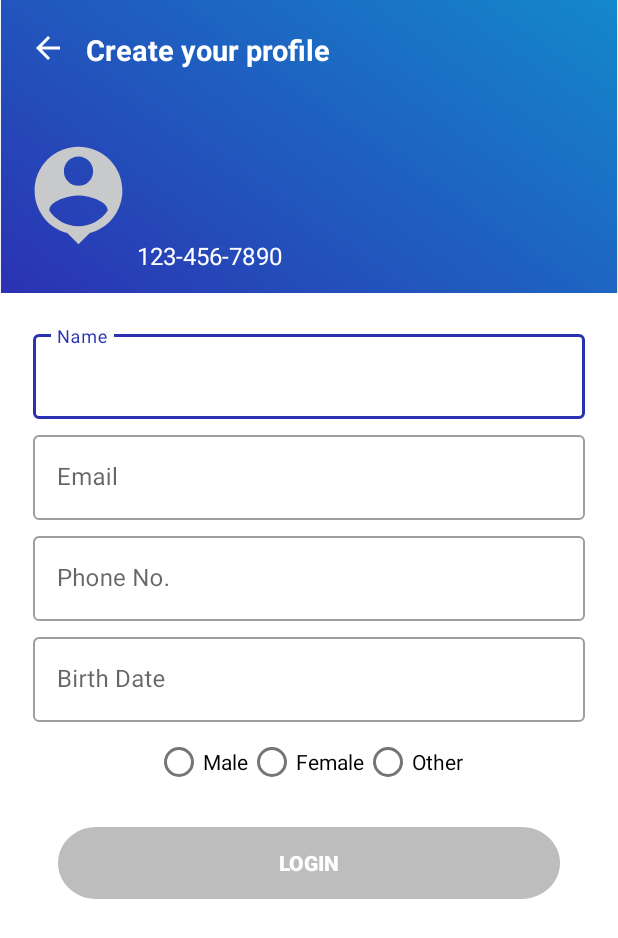
After one commit to Soumyaguddu/Zumerapp, an Android app: the AddPersonActivity screen opened directly, with no data from a screen before it, on a phone screen of 412 x 824 dp. The commit adds this screen. Shown: the top 938 px of the screen. Run offline under Robolectric (Android 15) with nearby library versions, the phone set to English and light mode, and no system bars; our stand-ins replace sdp/ssp sizes.

Commit message:
Initial Commit

```diff
--- /dev/null
+++ b/app/src/main/java/com/gozipp/zumer/AddPersonActivity.kt
@@ -0,0 +1,106 @@
+package com.gozipp.zumer
+
+import android.app.DatePickerDialog
+import android.os.Bundle
+import android.text.Editable
+import android.text.TextWatcher
+import com.gozipp.zumer.databinding.ActivityAddPersonBinding
+import java.util.*
+
+class AddPersonActivity : BaseActivity() {
+    private lateinit var binding: ActivityAddPersonBinding
+    override fun onCreate(savedInstanceState: Bundle?) {
+        super.onCreate(savedInstanceState)
+        binding = ActivityAddPersonBinding.inflate(layoutInflater)
+        setContentView(binding.root)
+        setData()
+
+    }
+
+    private fun setData() {
+        val editTextList = listOf(
+            binding.etName,
+            binding.etEmail,
+            binding.etPhone,
+            binding.etDateOfBirth
+        )
+
+
+        for (i in editTextList.indices) {
+            editTextList[i].addTextChangedListener(object : TextWatcher {
+                override fun beforeTextChanged(
+                    s: CharSequence?,
+                    start: Int,
+                    count: Int,
+                    after: Int
+                ) {
+                }
+
+                override fun onTextChanged(s: CharSequence?, start: Int, before: Int, count: Int) {}
+
+                override fun afterTextChanged(s: Editable?) {
+
+
+                    if (s?.length == 1) {
+                        val nextIndex = (i + 1) % editTextList.size
+                        editTextList[nextIndex].requestFocus()
+                    } else if (s?.length == 0) {
+                        val prevIndex = if (i == 0) editTextList.size - 1 else i - 1
+                        editTextList[prevIndex].requestFocus()
+                    }
+
+                    val allTextFilled = editTextList.all { it.text?.length == 1 }
+                    binding.btnLogin.isSelected = allTextFilled
+
+
+                }
+            })
+        }
+
+        binding.etName.afterTextChanged {
+
+            if (binding.etName.text.toString().isNotEmpty()) {
+                binding.profileName.text = binding.etName.text.toString().trim()
+            } else {
+                binding.profileName.text = ""
+            }
+        }
+        binding.etEmail.afterTextChanged {
+
+            if (binding.etEmail.text.toString().isNotEmpty()) {
+                binding.profileEmail.text = binding.etEmail.text.toString().trim()
+            } else {
+                binding.profileEmail.text = ""
+            }
+
+        }
+        binding.etPhone.afterTextChanged {
+
+            if (binding.etPhone.text.toString().isNotEmpty()) {
+                binding.profilePhone.text = binding.etPhone.text.toString().trim()
+            } else {
+                binding.profilePhone.text = ""
+            }
+
+        }
+        binding.etDateOfBirth.setOnClickListener {
+            val calendar = Calendar.getInstance()
+            val year = calendar.get(Calendar.YEAR)
+            val month = calendar.get(Calendar.MONTH)
+            val day = calendar.get(Calendar.DAY_OF_MONTH)
+
+            val datePickerDialog = DatePickerDialog(this@AddPersonActivity,
+                { view, year, monthOfYear, dayOfMonth ->
+                    // Update the TextInputEditText with the selected date
+                    val selectedDate = "$dayOfMonth-${monthOfYear + 1}-$year"
+                    binding.etDateOfBirth.setText(selectedDate)
+
+                }, year, month, day
+            )
+
+            datePickerDialog.show()
+        }
+
+
+    }
+}
--- a/app/src/main/java/com/gozipp/zumer/VerificationAcitivity.kt
+++ b/app/src/main/java/com/gozipp/zumer/VerificationAcitivity.kt
@@ -1,16 +1,10 @@
 package com.gozipp.zumer
 
+import android.content.Intent
 import android.os.Bundle
 import android.text.Editable
 import android.text.TextWatcher
-import android.view.inputmethod.EditorInfo
-import android.widget.TextView
-import com.google.android.material.snackbar.Snackbar
 import androidx.appcompat.app.AppCompatActivity
-import androidx.navigation.findNavController
-import androidx.navigation.ui.AppBarConfiguration
-import androidx.navigation.ui.navigateUp
-import androidx.navigation.ui.setupActionBarWithNavController
 import com.gozipp.zumer.databinding.ActivityVerificationAcitivityBinding
 import com.gozipp.zumer.utills.KeyboardUtils
 
@@ -30,12 +24,14 @@ class VerificationAcitivity : AppCompatActivity() {
         binding.llView.setOnClickListener {
             KeyboardUtils.hideKeyboard(this, it)
         }
-
+        binding.btnLogin.setOnClickListener {
+            startActivity(Intent(this, AddPersonActivity::class.java))
+        }
     }
 
     private fun setOtpFocus() {
         val editTextList = listOf(
-          binding.editText1,
+            binding.editText1,
             binding.editText2,
             binding.editText3,
             binding.editText4,
@@ -45,7 +41,13 @@ class VerificationAcitivity : AppCompatActivity() {
 
         for (i in editTextList.indices) {
             editTextList[i].addTextChangedListener(object : TextWatcher {
-                override fun beforeTextChanged(s: CharSequence?, start: Int, count: Int, after: Int) {}
+                override fun beforeTextChanged(
+                    s: CharSequence?,
+                    start: Int,
+                    count: Int,
+                    after: Int
+                ) {
+                }
 
                 override fun onTextChanged(s: CharSequence?, start: Int, before: Int, count: Int) {}
 
@@ -64,8 +66,6 @@ class VerificationAcitivity : AppCompatActivity() {
                     binding.btnLogin.isSelected = allTextFilled
 
 
-
-
                 }
             })
         }
--- /dev/null
+++ b/app/src/main/res/drawable/ic_baseline_drive_file_rename_outline_24.xml
@@ -0,0 +1,10 @@
+<vector xmlns:android="http://schemas.android.com/apk/res/android"
+    android:width="24dp"
+    android:height="24dp"
+    android:viewportWidth="24.0"
+    android:viewportHeight="24.0">
+
+    <path
+        android:fillColor="#000000"
+        android:pathData="M12,2C6.48,2 2,6.48 2,12s4.48,10 10,10 10,-4.48 10,-10S17.52,2 12,2zM12,4c3.31,0 6,2.69 6,6 0,1.65 -0.66,3.15 -1.74,4.24l-0.01,-0.01L16.5,17H7.5l-0.75,-2.76C5.66,13.15 5,11.65 5,10c0,-3.31 2.69,-6 6,-6zM12,6c-2.21,0 -4,1.79 -4,4 0,2.21 1.79,4 4,4 2.21,0 4,-1.79 4,-4 0,-2.21 -1.79,-4 -4,-4z"/>
+</vector>
--- /dev/null
+++ b/app/src/main/res/drawable/ic_baseline_person_pin_24.xml
@@ -0,0 +1,5 @@
+<vector android:height="24dp" android:tint="#C8C9CB"
+    android:viewportHeight="24" android:viewportWidth="24"
+    android:width="24dp" xmlns:android="http://schemas.android.com/apk/res/android">
+    <path android:fillColor="@android:color/white" android:pathData="M12,2c-4.97,0 -9,4.03 -9,9 0,4.17 2.84,7.67 6.69,8.69L12,22l2.31,-2.31C18.16,18.67 21,15.17 21,11c0,-4.97 -4.03,-9 -9,-9zM12,4c1.66,0 3,1.34 3,3s-1.34,3 -3,3 -3,-1.34 -3,-3 1.34,-3 3,-3zM12,18.3c-2.5,0 -4.71,-1.28 -6,-3.22 0.03,-1.99 4,-3.08 6,-3.08 1.99,0 5.97,1.09 6,3.08 -1.29,1.94 -3.5,3.22 -6,3.22z"/>
+</vector>
--- /dev/null
+++ b/app/src/main/res/drawable/outline_bg.xml
@@ -0,0 +1,8 @@
+<?xml version="1.0" encoding="utf-8"?>
+<shape xmlns:android="http://schemas.android.com/apk/res/android">
+	<solid android:color="@android:color/transparent" />
+	<stroke
+		android:width="1dp"
+		android:color="#000000" /> <!-- Set the desired color for the outline -->
+	<corners android:radius="4dp" /> <!-- Adjust the radius as needed -->
+</shape>
--- /dev/null
+++ b/app/src/main/res/layout/activity_add_person.xml
@@ -0,0 +1,236 @@
+<?xml version="1.0" encoding="utf-8"?>
+<RelativeLayout xmlns:android="http://schemas.android.com/apk/res/android"
+	xmlns:app="http://schemas.android.com/apk/res-auto"
+	xmlns:tools="http://schemas.android.com/tools"
+	android:id="@+id/llView"
+	android:layout_width="match_parent"
+	android:layout_height="match_parent">
+
+	<RelativeLayout
+		android:layout_width="match_parent"
+		android:layout_height="wrap_content">
+
+
+		<LinearLayout
+			android:id="@+id/llGradientTOP"
+			android:layout_width="match_parent"
+			android:layout_height="@dimen/_150sdp"
+			android:background="@drawable/bg"
+			android:orientation="vertical">
+<LinearLayout
+	android:layout_width="match_parent"
+	android:layout_height="wrap_content"
+	android:layout_margin="@dimen/_10sdp"
+	android:orientation="horizontal">
+
+	<ImageView
+		android:id="@+id/imgBack"
+		android:layout_width="wrap_content"
+		android:padding="@dimen/_5sdp"
+		android:layout_height="wrap_content"
+		app:srcCompat="@drawable/ic_baseline_arrow_back_24" />
+
+	<TextView
+		android:layout_width="match_parent"
+		android:layout_height="wrap_content"
+		android:padding="@dimen/_5sdp"
+		android:text="Create your profile"
+		android:textColor="@color/white"
+		android:textSize="@dimen/_15ssp"
+		android:textStyle="bold" />
+
+</LinearLayout>
+
+
+			<LinearLayout
+				android:layout_width="match_parent"
+				android:layout_height="wrap_content"
+				android:orientation="horizontal"
+				android:layout_margin="@dimen/_5sdp"
+				android:padding="@dimen/_5sdp">
+
+				<!-- Profile Icon -->
+				<ImageView
+					android:id="@+id/profileIcon"
+					android:layout_width="@dimen/_60sdp"
+					android:layout_height="@dimen/_60sdp"
+					android:layout_gravity="center"
+					android:scaleType="centerCrop"
+					android:src="@drawable/ic_baseline_person_pin_24" />
+
+
+				<LinearLayout
+					android:layout_width="match_parent"
+					android:layout_height="wrap_content"
+					android:orientation="vertical">
+
+					<TextView
+						android:id="@+id/profileName"
+						android:layout_width="wrap_content"
+						android:layout_height="wrap_content"
+						android:layout_marginTop="16dp"
+						tools:text="John Doe"
+						android:textColor="@color/white"
+						android:textSize="@dimen/_15ssp"
+						android:textStyle="bold" />
+
+					<!-- Email -->
+					<TextView
+						android:id="@+id/profileEmail"
+						android:layout_width="wrap_content"
+						android:layout_height="wrap_content"
+						android:layout_marginTop="8dp"
+						tools:text="johndoe@example.com"
+						android:textColor="@color/white"
+						android:textSize="16sp" />
+
+					<!-- Phone Number -->
+					<TextView
+						android:id="@+id/profilePhone"
+						android:layout_width="wrap_content"
+						android:layout_height="wrap_content"
+						android:layout_marginTop="8dp"
+						android:text="123-456-7890"
+						android:textColor="@color/white"
+						android:textSize="16sp" />
+
+
+				</LinearLayout>
+
+
+			</LinearLayout>
+
+
+		</LinearLayout>
+
+		<ScrollView
+			android:layout_width="match_parent"
+			android:layout_height="wrap_content"
+			android:layout_below="@id/llGradientTOP">
+
+			<LinearLayout
+				android:id="@+id/llForm"
+				android:layout_width="match_parent"
+				android:layout_height="wrap_content"
+				android:layout_margin="@dimen/_15ssp"
+				android:orientation="vertical">
+
+				<com.google.android.material.textfield.TextInputLayout
+					android:id="@+id/editName"
+					style="@style/Widget.MaterialComponents.TextInputLayout.OutlinedBox"
+					android:layout_width="match_parent"
+					android:layout_height="wrap_content"
+					android:layout_margin="@dimen/_2ssp"
+					android:hint="@string/name"
+					android:visibility="visible">
+
+					<com.google.android.material.textfield.TextInputEditText
+						android:id="@+id/etName"
+						android:layout_width="match_parent"
+						android:layout_height="wrap_content"
+						android:imeOptions="actionNext"
+						android:singleLine="true"
+						android:inputType="textPersonName" />
+				</com.google.android.material.textfield.TextInputLayout>
+
+				<com.google.android.material.textfield.TextInputLayout
+					android:id="@+id/editEmail"
+					style="@style/Widget.MaterialComponents.TextInputLayout.OutlinedBox"
+					android:layout_width="match_parent"
+					android:layout_height="wrap_content"
+					android:layout_margin="@dimen/_2ssp"
+					android:hint="@string/email"
+					android:visibility="visible">
+
+					<com.google.android.material.textfield.TextInputEditText
+						android:id="@+id/etEmail"
+						android:layout_width="match_parent"
+						android:layout_height="wrap_content"
+						android:imeOptions="actionNext"
+						android:singleLine="true"
+						android:inputType="textEmailAddress" />
+				</com.google.android.material.textfield.TextInputLayout>
+
+				<com.google.android.material.textfield.TextInputLayout
+					android:id="@+id/editPhone"
+					style="@style/Widget.MaterialComponents.TextInputLayout.OutlinedBox"
+					android:layout_width="match_parent"
+					android:layout_height="wrap_content"
+					android:layout_margin="@dimen/_2ssp"
+					android:hint="@string/mobileNo"
+					android:visibility="visible">
+
+					<com.google.android.material.textfield.TextInputEditText
+						android:id="@+id/etPhone"
+						android:layout_width="match_parent"
+						android:layout_height="wrap_content"
+						android:imeOptions="actionDone"
+						android:maxLength="10"
+						android:inputType="phone" />
+				</com.google.android.material.textfield.TextInputLayout>
+
+				<com.google.android.material.textfield.TextInputLayout
+					android:id="@+id/editDateOfBirth"
+					style="@style/Widget.MaterialComponents.TextInputLayout.OutlinedBox"
+					android:layout_width="match_parent"
+					android:layout_height="wrap_content"
+					android:layout_margin="@dimen/_2ssp"
+					android:hint="@string/date_of_birth"
+					android:visibility="visible">
+
+					<com.google.android.material.textfield.TextInputEditText
+						android:id="@+id/etDateOfBirth"
+						android:layout_width="match_parent"
+						android:layout_height="wrap_content"
+						android:clickable="true"
+						android:inputType="none"
+						android:focusable="false" />
+				</com.google.android.material.textfield.TextInputLayout>
+
+				<RadioGroup
+					android:id="@+id/genderRadioGroup"
+					android:layout_width="match_parent"
+					android:layout_height="wrap_content"
+					android:gravity="center"
+					android:orientation="horizontal">
+
+					<RadioButton
+						android:id="@+id/maleRadioButton"
+						android:layout_width="wrap_content"
+						android:layout_height="wrap_content"
+						android:text="Male"/>
+
+					<RadioButton
+						android:id="@+id/femaleRadioButton"
+						android:layout_width="wrap_content"
+						android:layout_height="wrap_content"
+						android:text="Female"/>
+
+					<RadioButton
+						android:id="@+id/otherRadioButton"
+						android:layout_width="wrap_content"
+						android:layout_height="wrap_content"
+						android:text="Other"/>
+				</RadioGroup>
+
+
+				<androidx.appcompat.widget.AppCompatButton
+					android:id="@+id/btnLogin"
+					android:layout_width="match_parent"
+					android:layout_height="wrap_content"
+					android:layout_gravity="center"
+					android:layout_margin="@dimen/_15sdp"
+					android:background="@drawable/bg_selected_view"
+					android:elevation="20dp"
+					android:text="@string/login"
+					android:textColor="@color/white"
+					android:textStyle="bold" />
+			</LinearLayout>
+
+		</ScrollView>
+
+
+	</RelativeLayout>
+
+
+</RelativeLayout>
--- a/app/src/main/res/layout/activity_verification_acitivity.xml
+++ b/app/src/main/res/layout/activity_verification_acitivity.xml
@@ -106,8 +106,9 @@
                     android:layout_height="40dp"
                     android:layout_marginEnd="8dp"
                     android:gravity="center"
-                    android:imeOptions="actionNext"
-                    android:inputType="number"
+                    android:clickable="true"
+                    android:inputType="none"
+                    android:focusable="true"
                     android:maxLength="1"
                     android:textSize="18sp" />
 
@@ -119,8 +120,9 @@
                     android:layout_marginStart="8dp"
                     android:layout_marginEnd="8dp"
                     android:gravity="center"
-                    android:imeOptions="actionNext"
-                    android:inputType="number"
+                    android:clickable="true"
+                    android:inputType="none"
+                    android:focusable="true"
                     android:maxLength="1"
                     android:textSize="18sp" />
 
@@ -132,9 +134,11 @@
                     android:layout_marginStart="8dp"
                     android:layout_marginEnd="8dp"
                     android:gravity="center"
+                    android:clickable="true"
+                    android:inputType="none"
+                    android:focusable="true"
+                    android:maxLength="1"
                     android:imeOptions="actionNext"
-                    android:inputType="number"
-                    android:maxLength="1"
                     android:textSize="18sp" />
 
                 <EditText
@@ -146,7 +150,9 @@
                     android:layout_marginStart="8dp"
                     android:layout_marginEnd="8dp"
                     android:gravity="center"
-                    android:inputType="number"
+                    android:clickable="true"
+                    android:inputType="none"
+                    android:focusable="true"
                     android:maxLength="1"
                     android:textSize="18sp" />
 
@@ -159,7 +165,9 @@
                     android:layout_marginStart="8dp"
                     android:layout_marginEnd="8dp"
                     android:gravity="center"
-                    android:inputType="number"
+                    android:clickable="true"
+                    android:inputType="none"
+                    android:focusable="true"
                     android:maxLength="1"
                     android:textSize="18sp" />
 
@@ -171,7 +179,9 @@
                     android:layout_toEndOf="@id/editText5"
                     android:layout_marginStart="8dp"
                     android:gravity="center"
-                    android:inputType="number"
+                    android:clickable="true"
+                    android:inputType="none"
+                    android:focusable="true"
                     android:maxLength="1"
                     android:textSize="18sp" />
 
--- a/app/src/main/res/values/strings.xml
+++ b/app/src/main/res/values/strings.xml
@@ -40,6 +40,9 @@ complete your account</string>
 	<string name="proceed">Proceed</string>
 	<string name="enter_the_otp">Enter the OTP</string>
 	<string name="resend_otp_in_12s">Resend OTP in 12s</string>
+	<string name="name">Name</string>
+	<string name="mobileNo">Phone No.</string>
+	<string name="date_of_birth">Birth Date</string>
 
 
 </resources>
```
Also changed, not shown: app/src/main/AndroidManifest.xml (+8 -1 lines).
